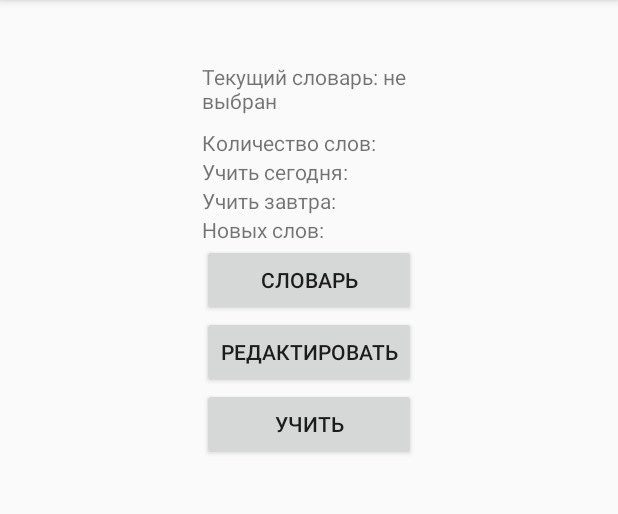
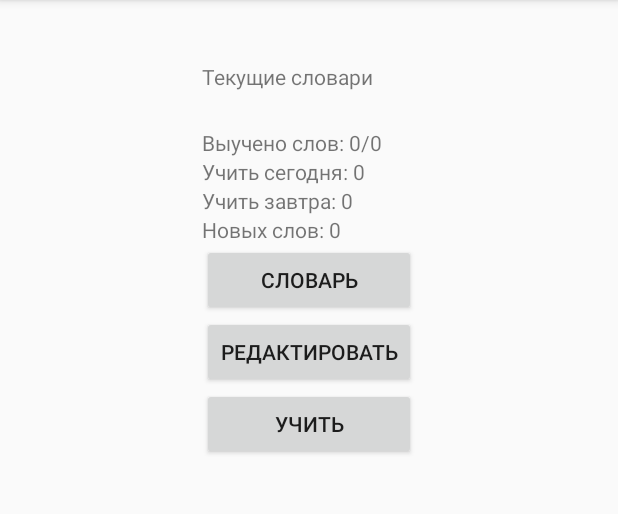
Before and after one commit to antonkoatl/mylearn, an Android app: the screen it shows after launch (MainActivity), after a tap on "РЕДАКТИРОВАТЬ", on a phone screen of 412 x 824 dp, the part 84-598 px from its top. Run offline under Robolectric (Android 15) with nearby library versions, the phone set to English and light mode, and no system bars.

Commit message:
Learn multiple dicts

```diff
--- a/app/src/main/AndroidManifest.xml
+++ b/app/src/main/AndroidManifest.xml
@@ -18,11 +18,11 @@
             </intent-filter>
         </activity>
         <activity
-            android:name=".EditDict"
+            android:name=".EditDictActivity"
             android:label="@string/title_activity_edit_dict" >
         </activity>
         <activity
-            android:name=".AddWord"
+            android:name=".AddWordActivity"
             android:label="@string/title_activity_add_word" >
         </activity>
         <activity
@@ -30,7 +30,7 @@
             android:label="@string/title_activity_learn_activity" >
         </activity>
         <activity
-            android:name=".DictDialog"
+            android:name=".DictActivity"
             android:label="@string/title_activity_dict_dialog" >
         </activity>
     </application>
--- a/app/src/main/java/com/noname/mylearn/MainActivity.java
+++ b/app/src/main/java/com/noname/mylearn/MainActivity.java
@@ -6,7 +6,6 @@ import android.content.SharedPreferences.Editor;
 import android.os.Bundle;
 import android.preference.PreferenceManager;
 import android.support.v7.app.ActionBarActivity;
-import android.text.format.Time;
 import android.view.Menu;
 import android.view.MenuItem;
 import android.view.View;
@@ -16,8 +15,9 @@ import android.widget.Toast;
 public class MainActivity extends ActionBarActivity {
     public static final int REQUEST_CODE_SELECTED = 300;
     public static final String DICT_ID = "dict_id";
+    public static final String DICT_IDS = "dict_id";
 
-    Dictionary[] currentDicts;
+    long[] dictIds = new long[0];
 
     SharedPreferences sPref;
     public static final String SAVED_ID_DICT = "dict_ids";
@@ -36,13 +36,11 @@ public class MainActivity extends ActionBarActivity {
         String dictIdStr = sPref.getString(SAVED_ID_DICT, "");
         if (dictIdStr.length() > 0) {
             String[] dictIdsStr = dictIdStr.split(",");
-            long[] dictIds = new long[dictIdsStr.length];
+            dictIds = new long[dictIdsStr.length];
             for (int i = 0; i < dictIdsStr.length; i++) {
                 dictIds[i] = Long.parseLong(dictIdsStr[i]);
             }
-            if (dictIds.length > 0) {
-                selectedDicts(dbHelper.getDictsById(dictIds));
-            }
+            updateDictInfo();
         }
     }
 
@@ -82,28 +80,27 @@ public class MainActivity extends ActionBarActivity {
 
     public void buttonClick(View v) {
         switch (v.getId()) {
-            case R.id.button_dict:
-                Intent intent = new Intent(this, DictDialog.class);
+            case R.id.main_button_dict:
+                Intent intent = new Intent(this, DictActivity.class);
+                intent.putExtra(DICT_IDS, dictIds);
                 startActivityForResult(intent, REQUEST_CODE_SELECTED);
                 break;
-            case R.id.button_editDict:
-                if(currentDicts != null) {
-                    intent = new Intent(this, EditDict.class);
-                    intent.putExtra(DICT_ID, currentDicts[0].getId());
+            case R.id.main_button_editDict:
+                if(dictIds.length > 0) {
+                    intent = new Intent(this, EditDictActivity.class);
+                    intent.putExtra(DICT_ID, dictIds[0]);
                     startActivity(intent);
-                }
-                else {
+                } else {
                     Toast toast = Toast.makeText(getApplicationContext(), "Выберите словарь же!", Toast.LENGTH_SHORT);
                     toast.show();
                 }
                 break;
-            case R.id.button3:
-                if(currentDicts != null) {
+            case R.id.main_button_learn:
+                if(dictIds.length > 0) {
                     intent = new Intent(this, LearnActivity.class);
-                    intent.putExtra(DICT_ID, currentDicts[0].getId());
+                    intent.putExtra(DICT_IDS, dictIds);
                     startActivity(intent);
-                }
-                else {
+                } else {
                     Toast toast = Toast.makeText(getApplicationContext(), "Выберите словарь же!", Toast.LENGTH_SHORT);
                     toast.show();
                 }
@@ -111,6 +108,7 @@ public class MainActivity extends ActionBarActivity {
                 break;
         }
     }
+
     // Получаем результаты вызванных активити
     @Override
     protected void onActivityResult(int requestCode, int resultCode, Intent data) {
@@ -119,23 +117,24 @@ public class MainActivity extends ActionBarActivity {
             switch(requestCode) {
                 case REQUEST_CODE_SELECTED:
                     long[] idDict = data.getLongArrayExtra(DICT_ID);
-                    selectedDicts(dbHelper.getDictsById(idDict));
+                    selectedDicts(idDict);
                     break;
             }
         }
     }
-    public void selectedDicts(Dictionary[] dicts) {
-        currentDicts = dicts;
+
+    public void selectedDicts(long[] dicts) {
+        dictIds = dicts;
 
         sPref = PreferenceManager.getDefaultSharedPreferences(this);
         Editor editor = sPref.edit();
 
         String dict_ids = "";
-        for (Dictionary dict: dicts) {
+        for (long id: dicts) {
             if (dict_ids.length() > 0) {
-                dict_ids += "," + String.valueOf(dict.getId());
+                dict_ids += "," + id;
             } else {
-                dict_ids += String.valueOf(dict.getId());
+                dict_ids += id;
             }
         }
         editor.putString(SAVED_ID_DICT, dict_ids);
@@ -146,47 +145,39 @@ public class MainActivity extends ActionBarActivity {
 
     // Обвновляет информацию о словаре из бд и отображает на форме
     void updateDictInfo(){
-        if(currentDicts == null) return;
-        for(int i = 0; i < currentDicts.length; i++){
-            currentDicts[i] = dbHelper.getDictById(currentDicts[i].getId());
-        }
+        if(dictIds == null) return;
+
+        Dictionary[] currentDicts = dbHelper.getDictsById(dictIds);
 
         // строка с перечислением текущих словарей
         String currentDictString = "Текущие словари: ";
+
         // общее количество слов
-        int wordsCount = 0;
-        int countWords = 0;
-        for(int i = 0; i < currentDicts.length; i++) {
-            currentDictString += currentDicts[i].getName() + ", ";
-            wordsCount += currentDicts[i].getWordsCount();
-            countWords += dbHelper.countWords(currentDicts[i].getId(), 10, 100);
+        int wordsCount = 0, wordsLearned = 0, wordsLToday = 0, wordsLTomorrow = 0, wordsLNew = 0;
+        for(Dictionary dict: currentDicts) {
+            currentDictString += dict.getName() + ", ";
+            wordsCount += dict.getWordsCount();
+            wordsLearned += dbHelper.countWords(dict.getId(), Word.S_LM_LEARNED, 100);
+            wordsLToday += dbHelper.countWordsLToday(dict.getId());
+            wordsLTomorrow += dbHelper.countWordsLTomorrow(dict.getId());
+            wordsLNew += dbHelper.countWordsNew(dict.getId());
         }
+
         currentDictString = currentDictString.substring(0, currentDictString.length() - 2);
-        TextView textLabel_currentDict = (TextView) findViewById(R.id.currentDictTextView);
+        TextView textLabel_currentDict = (TextView) findViewById(R.id.main_text_dicts);
         textLabel_currentDict.setText(currentDictString);
 
-        Time time = new Time();
-        time.setToNow();
-        long time_last_day = time.toMillis(false) - LearnAdapter.MILLIS_IN_DAY;
-        long time_last_week = time.toMillis(false) - LearnAdapter.MILLIS_IN_WEEK;
-
-        TextView textLabel_wordsCount = (TextView) findViewById(R.id.wordsCountTextView);
-        textLabel_wordsCount.setText("Количество слов: " + countWords + "/" + wordsCount);
+        TextView textLabel_wordsCount = (TextView) findViewById(R.id.main_text_count);
+        textLabel_wordsCount.setText("Выучено слов: " + wordsLearned + "/" + wordsCount);
 
         TextView textLabel_wordsCount2 = (TextView) findViewById(R.id.main_words_today);
-        int today = dbHelper.countWords(currentDicts[0].getId(), 1, 5);
-        today += dbHelper.countWords(currentDicts[0].getId(), 6, 8, time_last_day);
-        today += dbHelper.countWords(currentDicts[0].getId(), 9, 9, time_last_week);
-        textLabel_wordsCount2.setText("Учить сегодня: " + String.valueOf(today));
+        textLabel_wordsCount2.setText("Учить сегодня: " + wordsLToday);
 
         TextView textLabel_wordsCount3 = (TextView) findViewById(R.id.main_words_tomorrow);
-        int tomorrow = dbHelper.countWords(currentDicts[0].getId(), 6, 8);
-        tomorrow += dbHelper.countWords(currentDicts[0].getId(), 9, 9, (long) (time_last_week*0.857));
-        textLabel_wordsCount3.setText("Учить завтра: " + String.valueOf(tomorrow));
+        textLabel_wordsCount3.setText("Учить завтра: " + wordsLTomorrow);
 
         TextView textLabel_wordsCount4 = (TextView) findViewById(R.id.main_words_new);
-        int neww = dbHelper.countWords(currentDicts[0].getId(), 0, 0);
-        textLabel_wordsCount4.setText("Новых слов: " + String.valueOf(neww));
+        textLabel_wordsCount4.setText("Новых слов: " + wordsLNew);
     }
 
     @Override
--- a/app/src/main/res/layout/activity_add_word.xml
+++ b/app/src/main/res/layout/activity_add_word.xml
@@ -8,7 +8,7 @@
     android:paddingRight="@dimen/activity_horizontal_margin"
     android:paddingTop="@dimen/activity_vertical_margin"
     android:paddingBottom="@dimen/activity_vertical_margin"
-    tools:context="com.noname.mylearn.AddWord">
+    tools:context=".AddWordActivity">
 
     <TextView
         android:layout_width="wrap_content"
--- a/app/src/main/res/layout/activity_main.xml
+++ b/app/src/main/res/layout/activity_main.xml
@@ -14,67 +14,67 @@
         android:layout_width="wrap_content"
         android:layout_height="wrap_content"
         android:text="Словарь"
-        android:id="@+id/button_dict"
+        android:id="@+id/main_button_dict"
         android:onClick="buttonClick"
         android:layout_below="@+id/main_words_new"
-        android:layout_alignRight="@+id/button_editDict"
-        android:layout_alignEnd="@+id/button_editDict"
-        android:layout_alignLeft="@+id/button_editDict"
-        android:layout_alignStart="@+id/button_editDict" />
+        android:layout_alignRight="@+id/main_button_editDict"
+        android:layout_alignEnd="@+id/main_button_editDict"
+        android:layout_alignLeft="@+id/main_button_editDict"
+        android:layout_alignStart="@+id/main_button_editDict" />
 
     <Button
         android:layout_width="wrap_content"
         android:layout_height="wrap_content"
         android:text="Редактировать"
-        android:id="@+id/button_editDict"
+        android:id="@+id/main_button_editDict"
         android:onClick="buttonClick"
-        android:layout_below="@+id/button_dict"
+        android:layout_below="@+id/main_button_dict"
         android:layout_centerHorizontal="true" />
 
     <Button
         android:layout_width="wrap_content"
         android:layout_height="wrap_content"
         android:text="Учить"
-        android:id="@+id/button3"
+        android:id="@+id/main_button_learn"
         android:onClick="buttonClick"
-        android:layout_below="@+id/button_editDict"
-        android:layout_alignRight="@+id/button_editDict"
-        android:layout_alignEnd="@+id/button_editDict"
-        android:layout_alignLeft="@+id/button_editDict"
-        android:layout_alignStart="@+id/button_editDict" />
+        android:layout_below="@+id/main_button_editDict"
+        android:layout_alignRight="@+id/main_button_editDict"
+        android:layout_alignEnd="@+id/main_button_editDict"
+        android:layout_alignLeft="@+id/main_button_editDict"
+        android:layout_alignStart="@+id/main_button_editDict" />
 
     <TextView
         android:layout_width="wrap_content"
         android:layout_height="wrap_content"
-        android:text="Количество слов:"
-        android:id="@+id/wordsCountTextView"
+        android:text="Выучено слов:"
+        android:id="@+id/main_text_count"
         android:layout_alignParentTop="true"
         android:layout_marginTop="69dp"
-        android:layout_alignLeft="@+id/button_dict"
-        android:layout_alignStart="@+id/button_dict" />
+        android:layout_alignLeft="@+id/main_button_dict"
+        android:layout_alignStart="@+id/main_button_dict" />
 
     <TextView
         android:layout_width="wrap_content"
         android:layout_height="wrap_content"
         android:text="Текущий словарь: не выбран"
-        android:id="@+id/currentDictTextView"
+        android:id="@+id/main_text_dicts"
         android:layout_alignParentTop="true"
-        android:layout_alignLeft="@+id/wordsCountTextView"
-        android:layout_alignStart="@+id/wordsCountTextView"
+        android:layout_alignLeft="@+id/main_text_count"
+        android:layout_alignStart="@+id/main_text_count"
         android:layout_marginTop="25dp"
-        android:layout_alignRight="@+id/button_dict"
-        android:layout_alignEnd="@+id/button_dict" />
+        android:layout_alignRight="@+id/main_button_dict"
+        android:layout_alignEnd="@+id/main_button_dict" />
 
     <TextView
         android:layout_width="wrap_content"
         android:layout_height="wrap_content"
         android:text="Учить сегодня:"
         android:id="@+id/main_words_today"
-        android:layout_below="@+id/wordsCountTextView"
-        android:layout_alignLeft="@+id/wordsCountTextView"
-        android:layout_alignStart="@+id/wordsCountTextView"
-        android:layout_alignRight="@+id/wordsCountTextView"
-        android:layout_alignEnd="@+id/wordsCountTextView" />
+        android:layout_below="@+id/main_text_count"
+        android:layout_alignLeft="@+id/main_text_count"
+        android:layout_alignStart="@+id/main_text_count"
+        android:layout_alignRight="@+id/main_text_count"
+        android:layout_alignEnd="@+id/main_text_count" />
 
     <TextView
         android:layout_width="wrap_content"
```
Also changed, not shown: app/src/main/java/com/noname/mylearn/AddWordActivity.java (renamed from app/src/main/java/com/noname/mylearn/AddWord.java, +6 -7 lines), app/src/main/java/com/noname/mylearn/DBHelper.java (+58 -34 lines), app/src/main/java/com/noname/mylearn/DictActivity.java (renamed from app/src/main/java/com/noname/mylearn/DictDialog.java, +18 -26 lines), app/src/main/java/com/noname/mylearn/EditDictActivity.java (renamed from app/src/main/java/com/noname/mylearn/EditDict.java, +9 -11 lines), app/src/main/java/com/noname/mylearn/LearnActivity.java (+8 -2 lines), app/src/main/java/com/noname/mylearn/LearnAdapter.java (+46 -10 lines), app/src/main/java/com/noname/mylearn/LearnFragment.java (+25 -26 lines), app/src/main/java/com/noname/mylearn/Word.java (+19 -9 lines), app/src/main/res/layout/activity_dict.xml (renamed from app/src/main/res/layout/activity_dict_dialog.xml).
